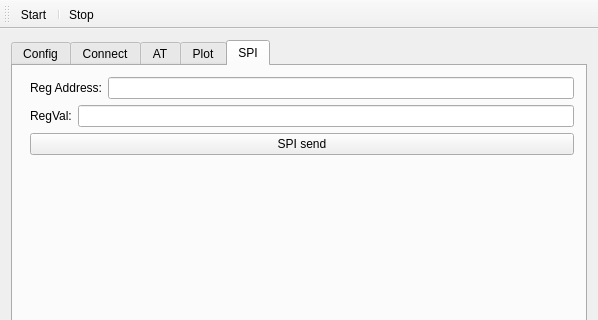
The window that logger_ble/logger/mainwindow.ui (saul-rodriguez/Qt) describes before a commit, drawn with Qt 5; both pictures show x 0 to 598 and y 0 to 320 of the 598 by 461 pixel window.
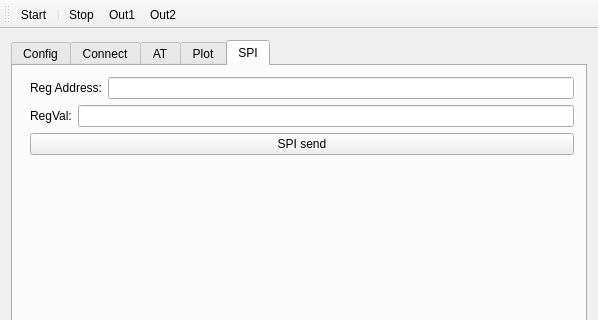
The same window after the commit. Icons and pictures are not drawn.

```diff
--- a/logger_ble/logger/mainwindow.ui
+++ b/logger_ble/logger/mainwindow.ui
@@ -290,6 +290,8 @@
    <addaction name="actionStart"/>
    <addaction name="separator"/>
    <addaction name="actionStop"/>
+   <addaction name="actionOut1"/>
+   <addaction name="actionOut2"/>
   </widget>
   <widget class="QStatusBar" name="statusBar"/>
   <action name="actionStart">
@@ -310,6 +312,28 @@
     <string>Stop</string>
    </property>
   </action>
+  <action name="actionOut1">
+   <property name="checkable">
+    <bool>true</bool>
+   </property>
+   <property name="text">
+    <string>Out1</string>
+   </property>
+   <property name="menuRole">
+    <enum>QAction::NoRole</enum>
+   </property>
+  </action>
+  <action name="actionOut2">
+   <property name="checkable">
+    <bool>true</bool>
+   </property>
+   <property name="text">
+    <string>Out2</string>
+   </property>
+   <property name="menuRole">
+    <enum>QAction::NoRole</enum>
+   </property>
+  </action>
  </widget>
  <layoutdefault spacing="6" margin="11"/>
  <tabstops>
```
